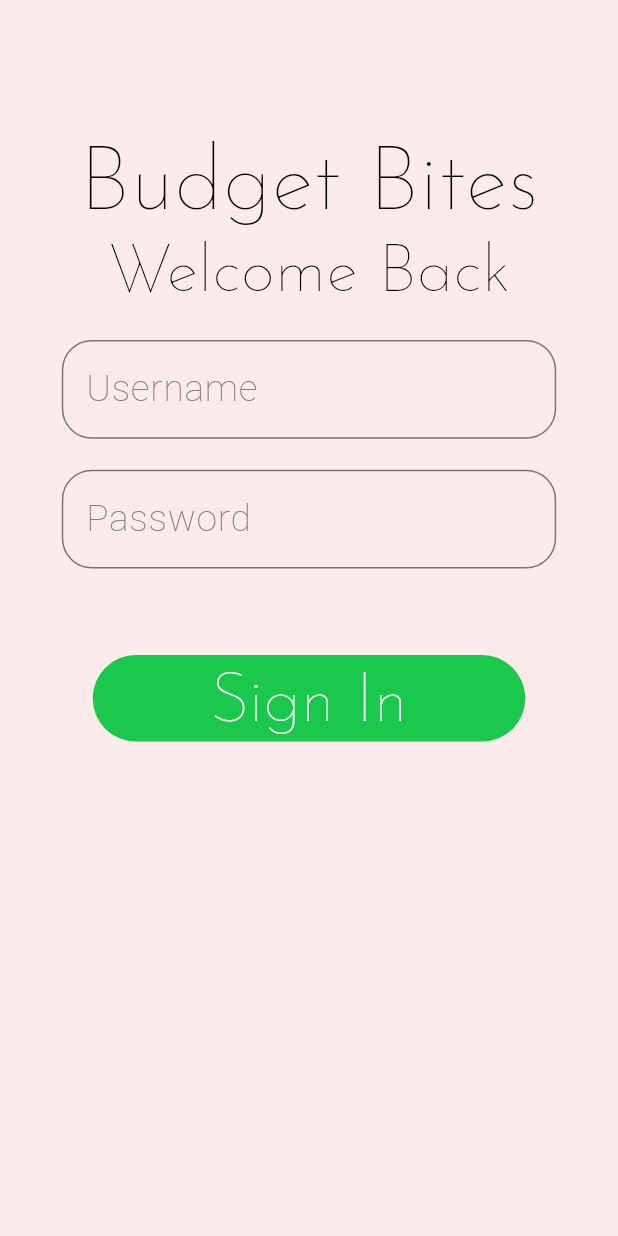
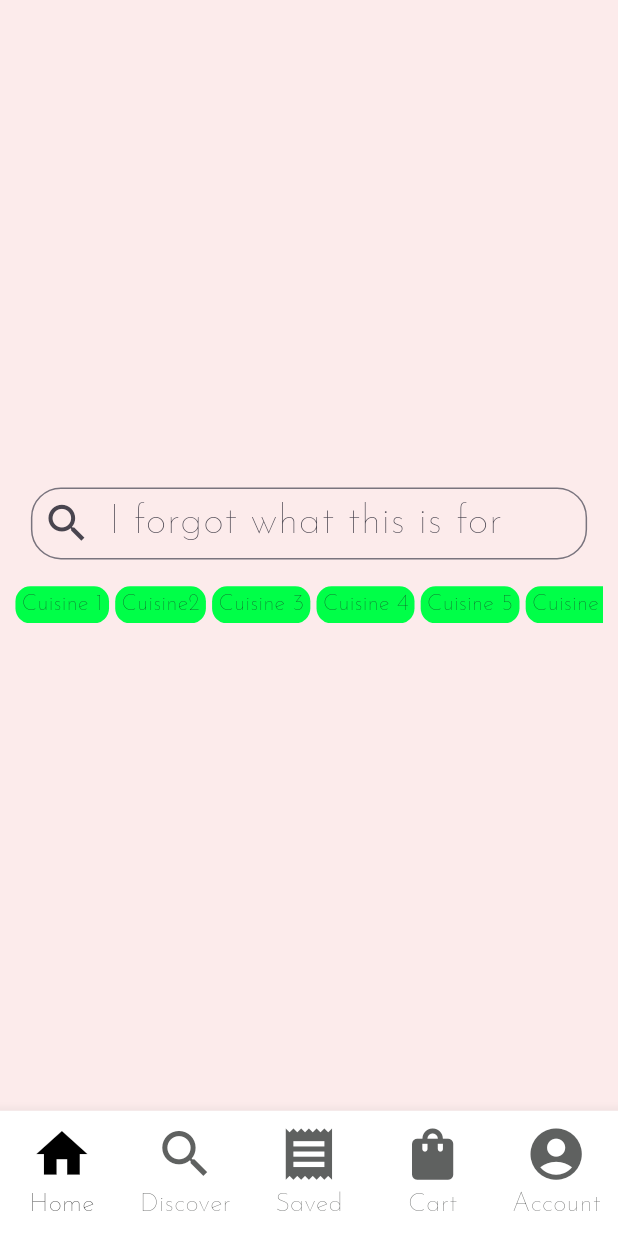
Before and after one commit to acompalas/Sustainabites_AI, a Flutter app: the signInPage screen opened directly, after a tap on "Sign In", on a phone screen of 412 x 824 dp. Run offline on Flutter 3.47's test engine with Material 3 defaults, Android fonts, the phone set to English and light mode, and no system bars; our stand-ins replace firebase_analytics, firebase_auth, firebase_core; accounts and stored records are empty.

Commit message:
adding nav bar

```diff
--- a/bites/budget_bites/lib/SignInUp/signInPage.dart
+++ b/bites/budget_bites/lib/SignInUp/signInPage.dart
@@ -1,3 +1,4 @@
+import 'package:budget_bites/appPages/discoverPage.dart';
 import 'package:firebase_analytics/firebase_analytics.dart';
 import 'package:flutter/material.dart';
 import 'package:budget_bites/main.dart';
@@ -135,7 +136,7 @@ class signInButton extends StatelessWidget{
       ),
       ),
       onTap: (){
-          //Navigator.push(context, MaterialPageRoute(builder: (context) => Name()),);
+          Navigator.push(context, MaterialPageRoute(builder: (context) => discoverPage()),);
       },
     );
   }
--- /dev/null
+++ b/bites/budget_bites/lib/appPages/discoverPage.dart
@@ -0,0 +1,133 @@
+import 'package:budget_bites/main.dart';
+import 'package:budget_bites/themes/appColorTheme.dart';
+import 'package:budget_bites/themes/appTextTheme.dart';
+import 'package:budget_bites/shared/navigationBar.dart';
+import 'package:flutter/material.dart';
+
+class discoverPage extends StatefulWidget{
+  @override
+  _discoverPage createState()=> _discoverPage();
+}
+
+class _discoverPage extends State<discoverPage>{
+  @override
+  Widget build(BuildContext context){
+    return Scaffold(
+      bottomNavigationBar: BottomNavBar(),
+      resizeToAvoidBottomInset: false,
+      backgroundColor: appColorTheme.backgroundColor,
+      body: Container(
+        alignment: AlignmentDirectional.topEnd,
+        child: Stack(
+          alignment: AlignmentDirectional.topEnd, //puts components from top to bottom
+          children: [
+            Center( //centering everything on the page
+              child: Column(
+                mainAxisAlignment: MainAxisAlignment.center,
+                crossAxisAlignment: CrossAxisAlignment.center,
+                children: [
+                  discoverSearchBar(),
+                  Padding(padding: EdgeInsets.only(bottom: screenHeight * .02)),
+                  cuisineBar(),
+                ],
+              ),
+            ),
+          ],
+        ),
+      ),
+    );
+  }
+}
+
+
+
+
+
+
+
+
+class discoverSearchBar extends StatefulWidget{
+  @override
+  _discoverSearchBar createState()=> _discoverSearchBar();
+}
+
+class _discoverSearchBar extends State<discoverSearchBar>{
+  @override
+  final myController = TextEditingController();
+  @override
+  void dispose() {
+    // Clean up the controller when the widget is disposed.
+    myController.dispose();
+    super.dispose();
+  }
+  Widget build(BuildContext context){
+    return SizedBox(
+      width: screenWidth * .9,
+      height: screenHeight * .06,
+      child : TextField(
+        //autofocus: true,
+        controller: myController,
+        textInputAction: TextInputAction.search,
+          onSubmitted: (value) {
+          print(value);
+        },
+        //textAlignVertical: TextAlignVertical.center,
+        //contentPadding: EdgeInsets.zero,
+        decoration: InputDecoration(
+          contentPadding: EdgeInsets.all(0),
+          prefixIcon: Icon(Icons.search, size: screenHeight * .04),
+          fillColor: appColorTheme.textLabelBackground,
+          filled: false,
+          border: OutlineInputBorder(
+            borderRadius: BorderRadius.circular(20.0),
+          ),
+          hintText: 'I forgot what this is for',
+          hintStyle: appTextTheme.searchBar,
+          hintMaxLines: 1,
+        ),
+    )
+    );
+  }
+}
+
+class cuisineBar extends StatefulWidget{
+  @override
+  _cuisineBar createState()=> _cuisineBar();
+}
+class _cuisineBar extends State<cuisineBar>{
+  final List<String> cuisineList = <String>['Cuisine 1', 'Cuisine2', 'Cuisine 3', 'Cuisine 4', 'Cuisine 5', 'Cuisine 6', 'Cuisine 7', 'Cuisine 8'];
+  @override
+  Widget build(BuildContext context){
+    return Container(
+      height: screenHeight * .03,
+      width: screenWidth * .95,
+      child : ListView.separated(
+        separatorBuilder: (BuildContext context, int index) {
+          return SizedBox(width: screenWidth * .01);
+        },
+        scrollDirection: Axis.horizontal,
+        //padding: EdgeInsets.only(left: screenWidth * .1),
+        itemCount: cuisineList.length,
+        itemBuilder: (BuildContext context, int index){
+          return InkWell(
+            child : Container(
+              padding: EdgeInsets.only(left: screenWidth * .01, right: screenWidth * .01),
+              decoration: BoxDecoration(
+                borderRadius: BorderRadius.circular(10),
+                color: appColorTheme.signInUpGreenText,
+              ),
+              child: Center(
+                child: Text(
+                  '${cuisineList[index]}',
+                  style: appTextTheme.cuisineBarText,
+                  textAlign: TextAlign.center,
+                ),
+              ),
+            ),
+            onTap: (){} ,
+          );
+        }
+      )
+    );
+  }
+}
--- /dev/null
+++ b/bites/budget_bites/lib/shared/navigationBar.dart
@@ -0,0 +1,47 @@
+import 'package:budget_bites/main.dart';
+import 'package:budget_bites/themes/appColorTheme.dart';
+import 'package:budget_bites/themes/appTextTheme.dart';
+import 'package:flutter/material.dart';
+//import 'package:budget_bites/main.dart';
+
+class BottomNavBar extends StatefulWidget{
+  @override
+  _BottomNavBar createState()=> _BottomNavBar();
+}
+class _BottomNavBar extends State<BottomNavBar>{
+  @override
+  Widget build(BuildContext context) {
+    return BottomNavigationBar(
+      type: BottomNavigationBarType.fixed,
+      enableFeedback: false,
+      iconSize: screenHeight * .05,
+      selectedLabelStyle: appTextTheme.navBarText,
+      unselectedLabelStyle: appTextTheme.navBarText,
+      selectedItemColor: appColorTheme.navBarSelectedColor,
+      unselectedItemColor: appColorTheme.navBarUnSelectedColor,
+      backgroundColor: appColorTheme.navBarBackground,
+      items: [
+        BottomNavigationBarItem(
+          icon: Icon(Icons.home),
+          label : "Home"
+        ),
+        BottomNavigationBarItem(
+          icon: Icon(Icons.search),
+          label : "Discover"
+        ),
+        BottomNavigationBarItem(
+          icon: Icon(Icons.receipt),
+          label : "Saved"
+        ),
+        BottomNavigationBarItem(
+          icon: Icon(Icons.shopping_bag),
+          label : "Cart"
+        ),
+        BottomNavigationBarItem(
+          icon: Icon(Icons.account_circle),
+          label : "Account"
+        )
+      ],
+    );
+  }
+}
--- a/bites/budget_bites/lib/themes/appColorTheme.dart
+++ b/bites/budget_bites/lib/themes/appColorTheme.dart
@@ -10,6 +10,9 @@ class appColorTheme{
   static const Color blackText =  Color.fromARGB(255, 0, 0, 0); //used for text
   static const Color backgroundColor = Color(0xFFFCEBEB); //that pinkish background
   static const Color whiteColor = Color.fromARGB(255, 255, 255, 255);
+  static const Color navBarBackground = Color.fromARGB(255, 255, 255, 255);
+  static const Color navBarSelectedColor = Color.fromARGB(255, 0, 0, 0);
+  static const Color navBarUnSelectedColor = Color.fromARGB(238, 84, 86, 85);
   //errors (don't use for anything else)
   static const Color errorRed = Color.fromARGB(255, 225, 9, 9);
   //text label color
--- a/bites/budget_bites/lib/themes/appTextTheme.dart
+++ b/bites/budget_bites/lib/themes/appTextTheme.dart
@@ -41,4 +41,20 @@ class appTextTheme{
     fontWeight: FontWeight.w200,
     color: appColorTheme.buttonTextColor,
   );
+  static TextStyle navBarText = TextStyle(
+    fontFamily: 'JosefinSans',
+    fontSize: fontMultiplier * .7,
+    fontWeight: FontWeight.w300,
+    //color: appColorTheme.buttonTextColor,
+  );
+  static TextStyle searchBar = TextStyle(
+    fontFamily: 'JosefinSans',
+    fontSize: fontMultiplier * 1.1,
+    fontWeight: FontWeight.w200,
+  );
+  static TextStyle cuisineBarText = TextStyle(
+    fontFamily: 'JosefinSans',
+    fontSize: fontMultiplier * 0.6,
+    fontWeight: FontWeight.w200,
+  );
 }
```
